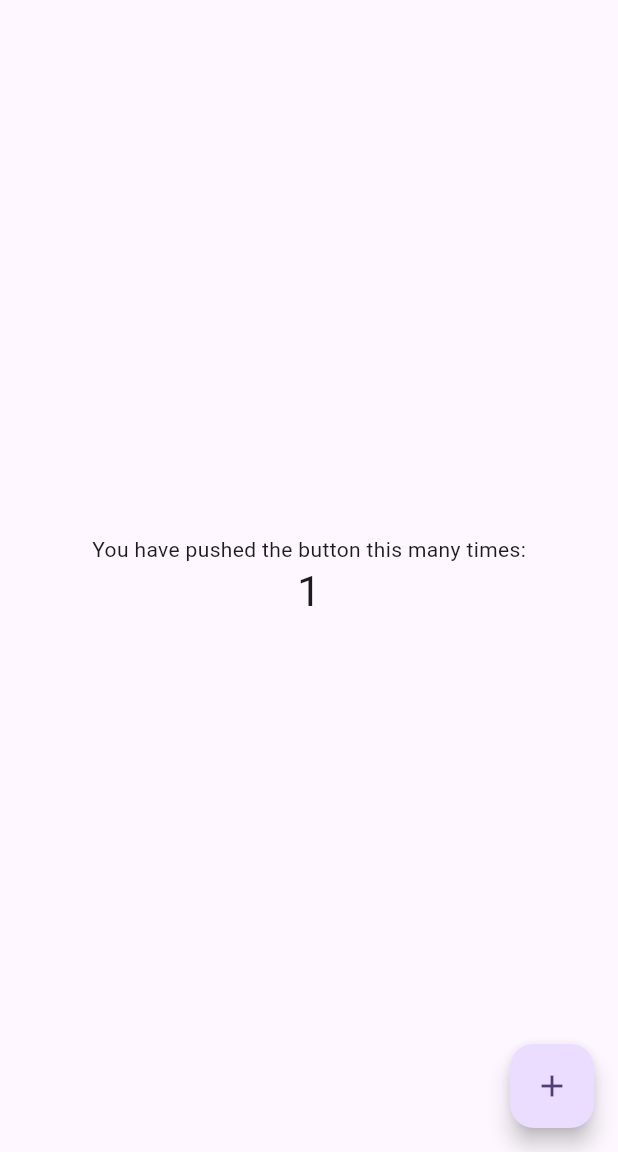
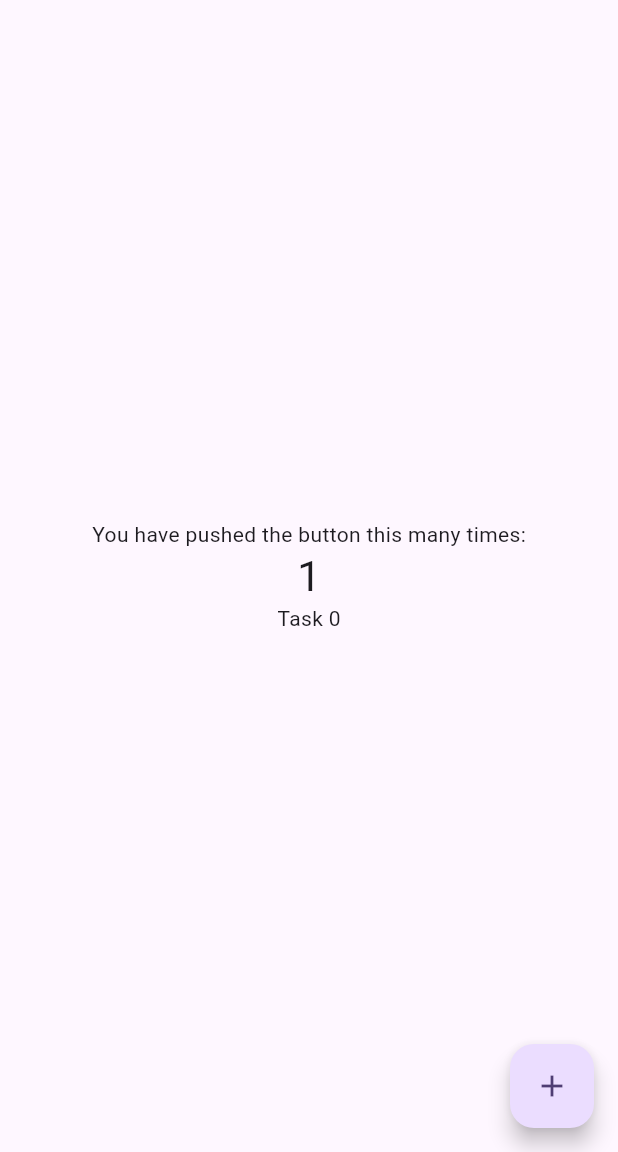
Before and after one commit to HamidAliSE/todo_app, a Flutter app: the screen it shows after launch, after a tap on the "add" icon, on a phone screen of 412 x 824 dp, the part 84-1236 px from its top. Run offline on Flutter 3.47's test engine with Material 3 defaults, Android fonts, the phone set to English and light mode, and no system bars.

Commit message:
add: new task on press of plus FAB

```diff
--- a/lib/main.dart
+++ b/lib/main.dart
@@ -28,10 +28,12 @@ class MyHomePage extends StatefulWidget {
 
 class _MyHomePageState extends State<MyHomePage> {
   int _counter = 0;
+  List<String> _tasks = [];
 
   void _incrementCounter() {
     setState(() {
       _counter++;
+      _tasks.add('Task ${_tasks.length}');
     });
   }
 
@@ -51,6 +53,9 @@ class _MyHomePageState extends State<MyHomePage> {
               '$_counter',
               style: Theme.of(context).textTheme.headlineMedium,
             ),
+            ..._tasks.map((task) {
+              return Text(task);
+            }),
           ],
         ),
       ),
```
